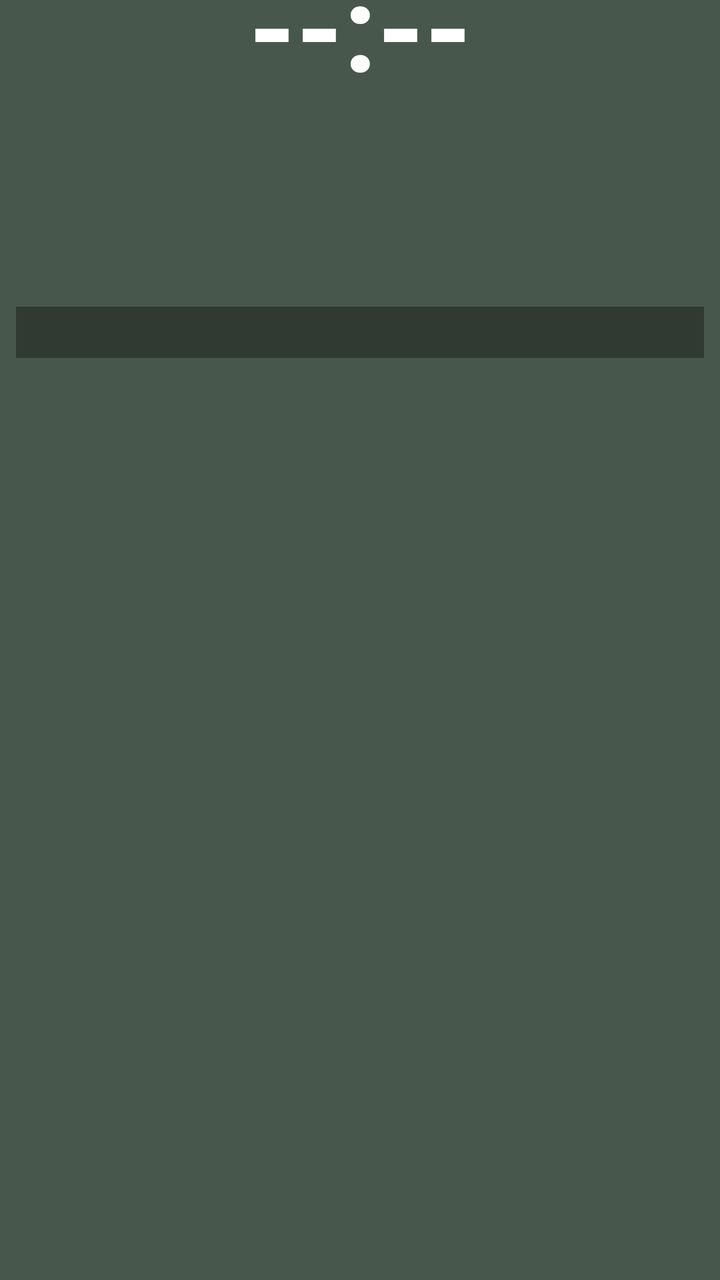
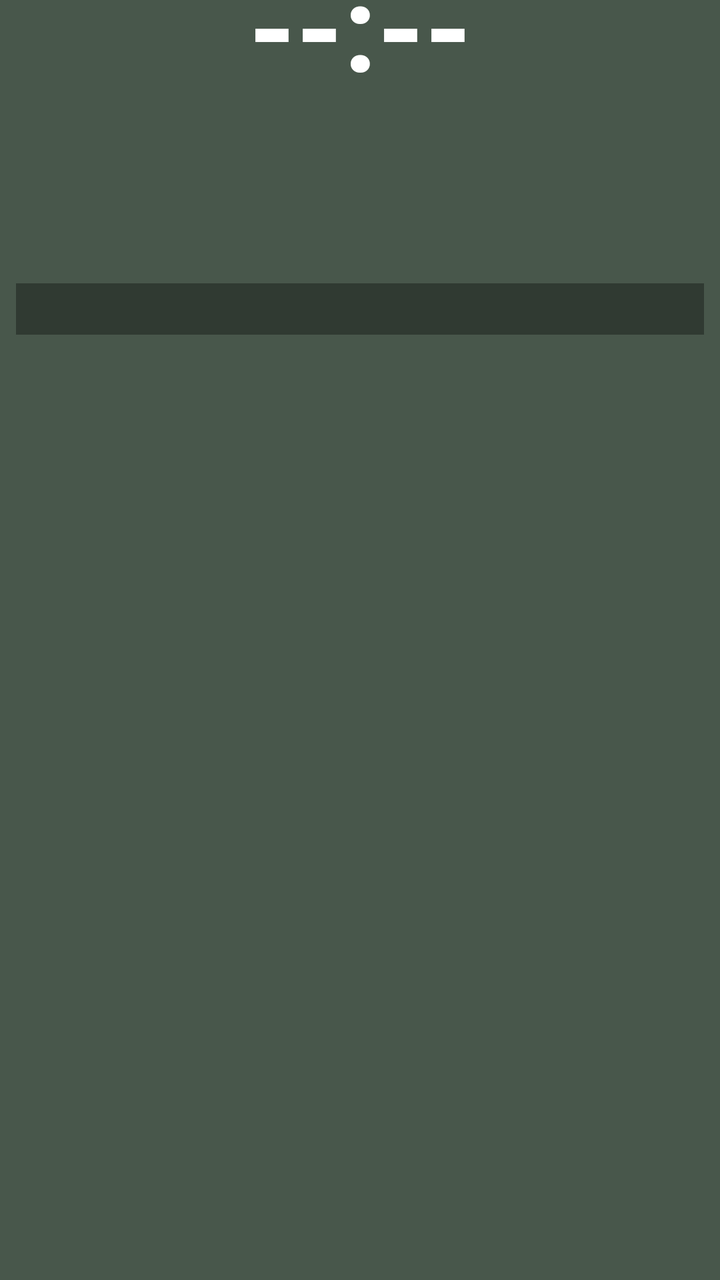

Compare the two renders of this Android layout. The source of the first and the diff that turns it into the second are given below.
<!-- AndroidManifest.xml: fallback theme Theme.MaterialComponents.DayNight.NoActionBar -->
<!-- res/layout/prayer_widget_layout.xml -->
<?xml version="1.0" encoding="utf-8"?>
<LinearLayout xmlns:android="http://schemas.android.com/apk/res/android"
    android:layout_width="match_parent"
    android:layout_height="match_parent"
    android:orientation="vertical"
    android:background="@drawable/widget_background"
    android:paddingStart="8dp"
    android:paddingEnd="8dp"
    android:paddingTop="0dp"
    android:paddingBottom="8dp">

    
    <TextView
        android:id="@+id/widget_time"
        android:layout_width="match_parent"
        android:layout_height="wrap_content"
        android:layout_marginTop="-20dp"
        android:text="--:--"
        android:textColor="#FFFFFF"
        android:textSize="60sp"
        android:textStyle="bold"
        android:includeFontPadding="false"
        android:gravity="center" />

    
    <LinearLayout
        android:layout_width="match_parent"
        android:layout_height="wrap_content"
        android:layout_marginTop="-20dp"
        android:orientation="horizontal"
        android:gravity="center_vertical">

        <TextView
            android:id="@+id/widget_day"
            android:layout_width="0dp"
            android:layout_height="wrap_content"
            android:layout_weight="3"
            android:text=""
            android:textColor="#FFFFFF"
            android:textSize="25sp"
            android:textStyle="bold"
            android:includeFontPadding="false"
            android:singleLine="true"
            android:ellipsize="end" />

        <TextView
            android:id="@+id/widget_weather"
            android:layout_width="0dp"
            android:layout_height="wrap_content"
            android:layout_weight="4"
            android:text=""
            android:textColor="#80DEEA"
            android:textSize="13sp"
            android:textStyle="bold"
            android:gravity="end"
            android:singleLine="true"
            android:ellipsize="start" />

    </LinearLayout>

    
    <LinearLayout
        android:layout_width="match_parent"
        android:layout_height="wrap_content"
        android:layout_marginTop="6dp"
        android:orientation="horizontal">

        
        <LinearLayout
            android:layout_width="0dp"
            android:layout_height="wrap_content"
            android:layout_weight="1"
            android:orientation="vertical">

            <TextView
                android:id="@+id/widget_gregorian"
                android:layout_width="wrap_content"
                android:layout_height="wrap_content"
                android:text=""
                android:textColor="#E0E0E0"
                android:textSize="16sp"
                android:textStyle="bold" />

            <TextView
                android:id="@+id/widget_hijri"
                android:layout_width="wrap_content"
                android:layout_height="wrap_content"
                android:layout_marginTop="3dp"
                android:text=""
                android:textColor="#FFD54F"
                android:textSize="15sp"
                android:textStyle="bold" />

            <TextView
                android:id="@+id/widget_bangla_date"
                android:layout_width="wrap_content"
                android:layout_height="wrap_content"
                android:layout_marginTop="3dp"
                android:text=""
                android:textColor="#80DEEA"
                android:textSize="15sp"
                android:textStyle="bold" />

        </LinearLayout>

        
        <LinearLayout
            android:layout_width="0dp"
            android:layout_height="wrap_content"
            android:layout_weight="1"
            android:orientation="vertical">

            <TextView
                android:id="@+id/widget_sunrise"
                android:layout_width="wrap_content"
                android:layout_height="wrap_content"
                android:text=""
                android:textColor="#FFD54F"
                android:textSize="14sp"
                android:textStyle="bold" />

            <TextView
                android:id="@+id/widget_sunset"
                android:layout_width="wrap_content"
                android:layout_height="wrap_content"
                android:layout_marginTop="2dp"
                android:text=""
                android:textColor="#FFD54F"
                android:textSize="14sp"
                android:textStyle="bold" />

            <TextView
                android:id="@+id/widget_sehri"
                android:layout_width="wrap_content"
                android:layout_height="wrap_content"
                android:layout_marginTop="2dp"
                android:text=""
                android:textColor="#00E676"
                android:textSize="14sp"
                android:textStyle="bold" />

            <TextView
                android:id="@+id/widget_iftar"
                android:layout_width="wrap_content"
                android:layout_height="wrap_content"
                android:layout_marginTop="2dp"
                android:text=""
                android:textColor="#00E676"
                android:textSize="14sp"
                android:textStyle="bold" />

        </LinearLayout>
    </LinearLayout>

    
    <TextView
        android:id="@+id/widget_alert"
        android:layout_width="match_parent"
        android:layout_height="wrap_content"
        android:layout_marginTop="5dp"
        android:paddingTop="4dp"
        android:paddingBottom="4dp"
        android:paddingStart="4dp"
        android:paddingEnd="4dp"
        android:background="#55000000"
        android:text=""
        android:textColor="#FFD54F"
        android:textSize="13sp"
        android:textStyle="bold"
        android:gravity="start"
        android:maxLines="7"
        android:ellipsize="end" />

</LinearLayout>
<!-- resources referenced by this layout -->
<resources>
  <!-- drawable widget_background (drawable) -->
  <?xml version="1.0" encoding="utf-8"?>
  <shape xmlns:android="http://schemas.android.com/apk/res/android"
      android:shape="rectangle">
      <solid android:color="#CC1B2E1F" />
  </shape>
</resources>

<!-- the commit's change to res/layout/prayer_widget_layout.xml (unified diff, before → after) -->
@@ -62,7 +62,7 @@
     <LinearLayout
         android:layout_width="match_parent"
         android:layout_height="wrap_content"
-        android:layout_marginTop="6dp"
+        android:layout_marginTop="-6dp"
         android:orientation="horizontal">
 
         
